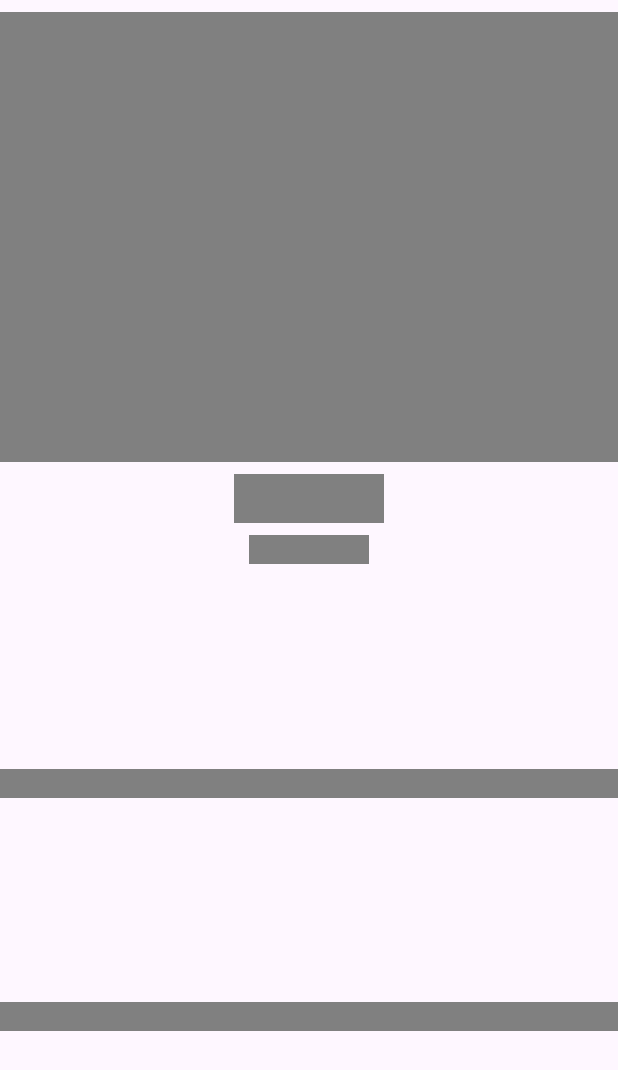
After one commit to aquiladvx/Speer-Android-Assessment, an Android app: the layout placeholder_content_user_profile.xml on its own in the app's theme, with its tools: preview values and no code run, on a phone screen of 412 x 824 dp. The commit adds this screen. Shown: the top 1070 px of the screen. Run offline under Robolectric (Android 15) with nearby library versions, the phone set to English and light mode, and no system bars; network calls fail.

Commit message:
Adding skeleton loading in UserProfileActivity

```diff
--- a/app/build.gradle
+++ b/app/build.gradle
@@ -87,6 +87,6 @@ dependencies {
     // GLIDE
     implementation 'com.github.bumptech.glide:glide:4.15.1'
 
-    // PAGING
-    implementation 'androidx.paging:paging-runtime-ktx:3.1.1'
+    // SKELETON
+    implementation 'com.facebook.shimmer:shimmer:0.5.0'
 }
--- a/app/src/main/res/layout/content_user_profile.xml
+++ b/app/src/main/res/layout/content_user_profile.xml
@@ -13,6 +13,7 @@
         android:layout_width="match_parent"
         android:layout_height="wrap_content"
         tools:src="@tools:sample/avatars"
+        app:layout_constraintHeight_max="300dp"
         app:layout_constraintBottom_toTopOf="@id/tv_user_name"
         android:importantForAccessibility="no"
         app:layout_constraintEnd_toEndOf="parent"
@@ -20,6 +21,7 @@
         app:layout_constraintTop_toTopOf="parent" />
 
     <TextView
+        android:layout_marginTop="8dp"
         android:id="@+id/tv_user_name"
         tools:text="John Jack"
         android:gravity="center"
@@ -33,6 +35,7 @@
         app:layout_constraintTop_toBottomOf="@id/iv_user_avatar" />
 
     <TextView
+        android:layout_marginTop="8dp"
         android:id="@+id/tv_user_username"
         tools:text="jhon_whick_123"
         android:gravity="center"
@@ -44,6 +47,7 @@
         android:layout_height="wrap_content"/>
 
     <TextView
+        android:layout_marginTop="8dp"
         android:id="@+id/tv_user_description"
         tools:text="@tools:sample/lorem/random"
         tools:maxLines="5"
@@ -56,6 +60,7 @@
         android:layout_height="wrap_content"/>
 
     <LinearLayout
+        android:layout_marginTop="8dp"
         app:layout_constraintBottom_toBottomOf="parent"
         android:id="@+id/ll_user_connections"
         app:layout_constraintTop_toBottomOf="@id/tv_user_description"
--- /dev/null
+++ b/app/src/main/res/layout/placeholder_content_user_profile.xml
@@ -0,0 +1,98 @@
+<?xml version="1.0" encoding="utf-8"?>
+<com.facebook.shimmer.ShimmerFrameLayout xmlns:android="http://schemas.android.com/apk/res/android"
+    xmlns:tools="http://schemas.android.com/tools"
+    xmlns:app="http://schemas.android.com/apk/res-auto"
+    android:layout_width="match_parent"
+    android:layout_height="match_parent"
+    android:id="@+id/sl_profile"
+    android:paddingVertical="8dp">
+
+    <androidx.constraintlayout.widget.ConstraintLayout
+        android:layout_width="match_parent"
+        android:layout_height="match_parent">
+
+        <ImageView
+            android:id="@+id/iv_user_avatar"
+            android:layout_width="match_parent"
+            android:layout_height="0dp"
+            app:layout_constraintHeight_max="300dp"
+            android:background="@color/gray"
+            app:layout_constraintBottom_toTopOf="@id/tv_user_name"
+            android:importantForAccessibility="no"
+            app:layout_constraintEnd_toEndOf="parent"
+            app:layout_constraintStart_toStartOf="parent"
+            app:layout_constraintTop_toTopOf="parent" />
+
+        <TextView
+            android:layout_marginTop="8dp"
+            android:id="@+id/tv_user_name"
+            android:background="@color/gray"
+            android:gravity="center"
+            android:textSize="24sp"
+            android:textStyle="bold"
+            android:minWidth="100dp"
+            android:layout_width="wrap_content"
+            android:layout_height="wrap_content"
+            app:layout_constraintBottom_toTopOf="@id/tv_user_username"
+            app:layout_constraintEnd_toEndOf="parent"
+            app:layout_constraintStart_toStartOf="parent"
+            app:layout_constraintTop_toBottomOf="@id/iv_user_avatar" />
+
+        <TextView
+            android:layout_marginTop="8dp"
+            android:id="@+id/tv_user_username"
+            android:gravity="center"
+            android:minWidth="80dp"
+            android:background="@color/gray"
+            app:layout_constraintTop_toBottomOf="@id/tv_user_name"
+            app:layout_constraintStart_toStartOf="parent"
+            app:layout_constraintEnd_toEndOf="parent"
+            android:layout_width="wrap_content"
+            android:layout_height="wrap_content"/>
+
+        <TextView
+            android:layout_marginTop="8dp"
+            android:background="@color/gray"
+            android:id="@+id/tv_user_description"
+            tools:maxLines="5"
+            android:gravity="center"
+            app:layout_constraintStart_toStartOf="parent"
+            app:layout_constraintEnd_toEndOf="parent"
+            android:layout_width="match_parent"
+            app:layout_constraintBottom_toTopOf="@id/ll_user_connections"
+            app:layout_constraintTop_toBottomOf="@id/tv_user_username"
+            android:layout_height="wrap_content"/>
+
+        <LinearLayout
+            android:background="@color/gray"
+            android:layout_marginTop="8dp"
+            app:layout_constraintBottom_toBottomOf="parent"
+            android:id="@+id/ll_user_connections"
+            app:layout_constraintTop_toBottomOf="@id/tv_user_description"
+            app:layout_constraintStart_toStartOf="parent"
+            app:layout_constraintEnd_toEndOf="parent"
+            android:orientation="horizontal"
+            android:layout_width="match_parent"
+            android:layout_height="wrap_content">
+
+            <TextView
+                android:gravity="center"
+                android:id="@+id/tv_user_followers"
+                android:layout_weight="1"
+                android:layout_width="0dp"
+                android:layout_height="wrap_content"/>
+
+            <TextView
+                android:layout_weight="1"
+                android:gravity="center"
+                android:id="@+id/tv_user_following"
+                android:layout_width="0dp"
+                android:layout_height="wrap_content"/>
+        </LinearLayout>
+
+    </androidx.constraintlayout.widget.ConstraintLayout>
+
+
+
+
+</com.facebook.shimmer.ShimmerFrameLayout>
--- a/app/src/main/res/values/colors.xml
+++ b/app/src/main/res/values/colors.xml
@@ -2,4 +2,7 @@
 <resources>
     <color name="black">#FF000000</color>
     <color name="white">#FFFFFFFF</color>
+
+
+    <color name="gray">#808080</color>
 </resources>
```
Also changed, not shown: app/src/main/java/dev/aquiladvx/speerandroidassessment/data/repository/GithubUserRepository.kt (+7 -1 lines), app/src/main/java/dev/aquiladvx/speerandroidassessment/ui/user_profile/UserProfileActivity.kt (+23 -5 lines), app/src/main/res/layout/activity_user_profile.xml (renamed from app/src/main/res/layout/activity_main.xml, +12 -0 lines), 1 other file.
